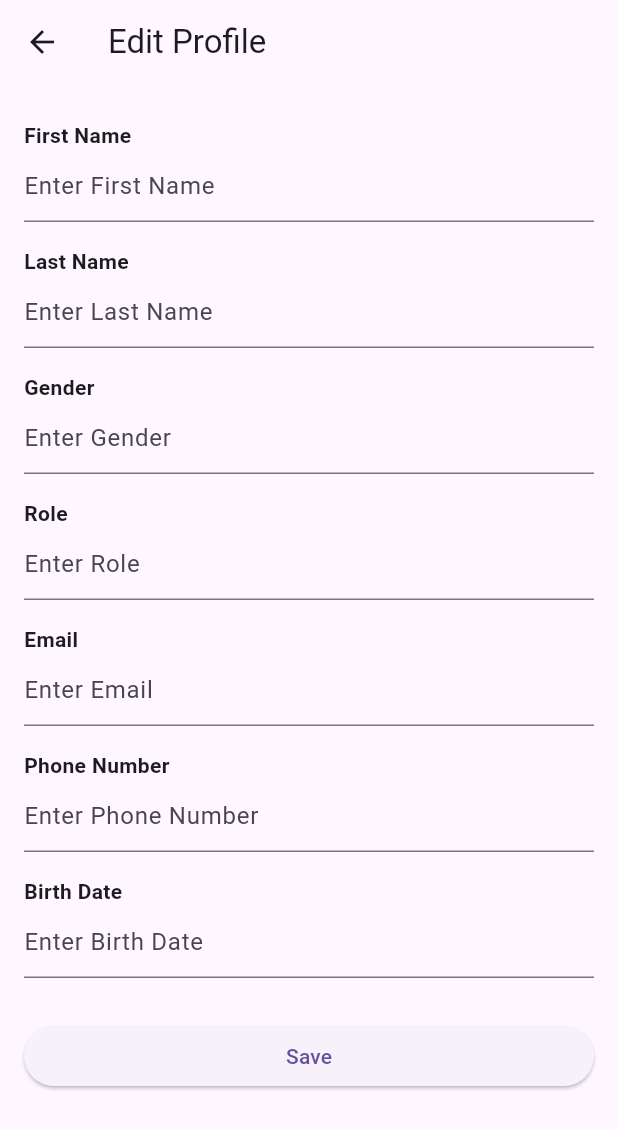
After one commit to alejandroacedomarin/bankitos_flutter, a Flutter app: the screen it shows after launch, item 4 of the bottom bar chosen, after a tap on the "edit" icon, on a phone screen of 412 x 824 dp. The commit adds this screen. Shown: the top 1129 px of the screen. Run offline on Flutter 3.47's test engine with Material 3 defaults, Android fonts, the phone set to English and light mode, and no system bars; our stand-ins replace dio, get, get_storage, iconsax; network calls fail.

Commit message:
Esqueleto del profile

```diff
--- a/lib/Models/UserModel.dart
+++ b/lib/Models/UserModel.dart
@@ -7,6 +7,21 @@ class User {
   final String email;
   final String phone_number;
   final String birth_date;
+  final String middle_name; // middle_name es opcional, por lo que lo definimos como String?
+  final List<String> places; // places es una lista de IDs, por lo que lo definimos como List<String>
+  final List<String> reviews; // reviews es una lista de IDs, por lo definimos como List<String>
+  final List<String> conversations; // conversations es una lista de IDs, por lo que lo definimos como List<String>
+  final double user_rating; // user_rating es un double
+  final String photo; // photo es una String
+  final String description; // description es una String
+  final String dni; // dni es una String
+  final String personality; // personality es una String
+  final String address; // address es una String
+  final List<String> housing_offered; // housing_offered es una lista de IDs, por lo que lo definimos como List<String>
+  final Map<String, String> emergency_contact; // emergency_contact es un mapa de full_name y telephone, por lo que lo definimos como Map<String, String>
+  final bool user_deactivated; // user_deactivated es un booleano
+  final DateTime creation_date; // creation_date es una fecha y hora
+  final DateTime modified_date; // modified_date es una fecha y hora
 
   User({
     required this.first_name,
@@ -17,10 +32,53 @@ class User {
     required this.email,
     required this.phone_number,
     required this.birth_date,
+    required this.middle_name,
+    required this.places,
+    required this.reviews,
+    required this.conversations,
+    required this.user_rating,
+    required this.photo,
+    required this.description,
+    required this.dni,
+    required this.personality,
+    required this.address,
+    required this.housing_offered,
+    required this.emergency_contact,
+    required this.user_deactivated,
+    required this.creation_date,
+    required this.modified_date,
   });
 
+  factory User.fromJson(Map<String, dynamic> json) {
+    return User(
+      first_name: json['first_name'],
+      last_name: json['last_name'],
+      gender: json['gender'],
+      role: json['role'],
+      password: json['password'],
+      email: json['email'],
+      phone_number: json['phone_number'],
+      birth_date: json['birth_date'],
+      middle_name: json['middle_name'] ?? '', // Si middle_name no está presente, establecemos una cadena vacía como valor predeterminado
+      places: List<String>.from(json['places'] ?? []), // Si places no está presente, establecemos una lista vacía como valor predeterminado
+      reviews: List<String>.from(json['reviews'] ?? []), // Si reviews no está presente, establecemos una lista vacía como valor predeterminado
+      conversations: List<String>.from(json['conversations'] ?? []), // Si conversations no está presente, establecemos una lista vacía como valor predeterminado
+      user_rating: json['user_rating'] ?? 0.0, // Si user_rating no está presente, establecemos 0.0 como valor predeterminado
+      photo: json['photo'] ?? '', // Si photo no está presente, establecemos una cadena vacía como valor predeterminado
+      description: json['description'] ?? '', // Si description no está presente, establecemos una cadena vacía como valor predeterminado
+      dni: json['dni'] ?? '', // Si dni no está presente, establecemos una cadena vacía como valor predeterminado
+      personality: json['personality'] ?? '', // Si personality no está presente, establecemos una cadena vacía como valor predeterminado
+      address: json['address'] ?? '', // Si address no está presente, establecemos una cadena vacía como valor predeterminado
+      housing_offered: List<String>.from(json['housing_offered'] ?? []), // Si housing_offered no está presente, establecemos una lista vacía como valor predeterminado
+      emergency_contact: Map<String, String>.from(json['emergency_contact'] ?? {}), // Si emergency_contact no está presente, establecemos un mapa vacío como valor predeterminado
+      user_deactivated: json['user_deactivated'] ?? false, // Si user_deactivated no está presente, establecemos false como valor predeterminado
+      creation_date: DateTime.parse(json['creation_date']), // Si creation_date no está presente, se lanzará una excepción ya que es obligatorio
+      modified_date: DateTime.parse(json['modified_date']), // Si modified_date no está presente, se lanzará una excepción ya que es obligatorio
+    );
+  }
+
   Map<String, dynamic> toJson() {
-    return {
+    return{
       'first_name': first_name,
       'last_name': last_name,
       'gender': gender,
@@ -29,6 +87,21 @@ class User {
       'email': email,
       'phone_number': phone_number,
       'birth_date': birth_date,
+      'middle_name': middle_name,
+      'places': places,
+      'reviews': reviews,
+      'conversations': conversations,
+      'user_rating': user_rating,
+      'photo': photo,
+      'description': description,
+      'dni': dni,
+      'personality': personality,
+      'address': address,
+      'housing_offered': housing_offered,
+      'emergency_contact': emergency_contact,
+      'user_deactivated': user_deactivated,
+      'creation_date': creation_date.toIso8601String(),
+      'modified_date': modified_date.toIso8601String(),
     };
   }
 }
--- /dev/null
+++ b/lib/Screens/EditProfile.dart
@@ -0,0 +1,85 @@
+import 'package:flutter/material.dart';
+import 'package:get/get.dart';
+import 'package:get_storage/get_storage.dart';
+import 'package:bankitos_flutter/Models/UserModel.dart';
+
+class EditProfileScreen extends StatefulWidget {
+  @override
+  _EditProfileScreenState createState() => _EditProfileScreenState();
+}
+
+class _EditProfileScreenState extends State<EditProfileScreen> {
+  final TextEditingController _firstNameController = TextEditingController();
+  final TextEditingController _lastNameController = TextEditingController();
+  final TextEditingController _genderController = TextEditingController();
+  final TextEditingController _roleController = TextEditingController();
+  final TextEditingController _emailController = TextEditingController();
+  final TextEditingController _phoneNumberController = TextEditingController();
+  final TextEditingController _birthDateController = TextEditingController();
+
+  @override
+  Widget build(BuildContext context) {
+    return Scaffold(
+      appBar: AppBar(
+        title: Text('Edit Profile'),
+      ),
+      body: Padding(
+        padding: const EdgeInsets.all(16.0),
+        child: ListView(
+          children: [
+            _buildEditableTextField('First Name', _firstNameController),
+            _buildEditableTextField('Last Name', _lastNameController),
+            _buildEditableTextField('Gender', _genderController),
+            _buildEditableTextField('Role', _roleController),
+            _buildEditableTextField('Email', _emailController),
+            _buildEditableTextField('Phone Number', _phoneNumberController),
+            _buildEditableTextField('Birth Date', _birthDateController),
+            SizedBox(height: 20.0),
+            ElevatedButton(
+              onPressed: () {
+                // Aquí guardas los cambios
+                _saveChanges();
+                Navigator.pop(context); // Regresas a la pantalla anterior
+              },
+              child: Text('Save'),
+            ),
+          ],
+        ),
+      ),
+    );
+  }
+
+  Widget _buildEditableTextField(String label, TextEditingController controller) {
+    return Padding(
+      padding: const EdgeInsets.symmetric(vertical: 8.0),
+      child: Column(
+        crossAxisAlignment: CrossAxisAlignment.start,
+        children: [
+          Text(
+            label,
+            style: TextStyle(fontWeight: FontWeight.bold),
+          ),
+          TextField(
+            controller: controller,
+            decoration: InputDecoration(
+              hintText: 'Enter $label',
+            ),
+          ),
+        ],
+      ),
+    );
+  }
+
+  void _saveChanges() {
+    // Aquí guardas los cambios realizados en los campos de texto
+    String firstName = _firstNameController.text;
+    String lastName = _lastNameController.text;
+    String gender = _genderController.text;
+    String role = _roleController.text;
+    String email = _emailController.text;
+    String phoneNumber = _phoneNumberController.text;
+    String birthDate = _birthDateController.text;
+
+    // Puedes enviar los nuevos datos a través de un método en el controlador o guardarlos en el almacenamiento local
+  }
+}
--- /dev/null
+++ b/lib/Screens/Profile.dart
@@ -0,0 +1,192 @@
+import 'package:flutter/material.dart';
+import 'package:get/get.dart';
+import 'package:get_storage/get_storage.dart';
+import 'package:bankitos_flutter/Models/UserModel.dart';
+import 'package:bankitos_flutter/Screens/EditProfile.dart';
+
+class UserProfileController extends GetxController {
+  final user = User(
+    first_name: 'John',
+    last_name: 'Doe',
+    gender: 'Male',
+    role: 'User',
+    password: 'password123',
+    email: 'john@example.com',
+    phone_number: '1234567890',
+    birth_date: '1990-01-01',
+    middle_name: '',
+    places: [],
+    reviews: [],
+    conversations: [],
+    user_rating: 0.0,
+    photo: '',
+    description: '',
+    dni: '',
+    personality: '',
+    address: '',
+    housing_offered: [],
+    emergency_contact: {},
+    user_deactivated: false,
+    creation_date: DateTime.now(),
+    modified_date: DateTime.now(),
+  ).obs;
+
+  void updateUser(User newUser) {
+    user(newUser);
+    GetStorage().write('user', newUser.toJson());
+  }
+}
+
+class UserProfileScreen extends StatelessWidget {
+  final UserProfileController controller = Get.put(UserProfileController());
+
+  @override
+  Widget build(BuildContext context) {
+    return Scaffold(
+      appBar: AppBar(
+        title: Text('Profile'),
+        actions: [
+          IconButton(
+            icon: Icon(Icons.edit),
+            onPressed: () {
+              // Abrir pantalla de edición
+              Get.to(EditProfileScreen());
+            },
+          ),
+        ],
+      ),
+      body: Padding(
+        padding: EdgeInsets.all(16.0),
+        child: ListView(
+          children: [
+            // Sección de información del perfil
+
+            Column(
+              mainAxisAlignment: MainAxisAlignment.center,
+              children: [
+                CircleAvatar(
+                  radius: 50.0,
+                  backgroundImage: NetworkImage(controller.user.value.photo), // Mostramos la imagen del usuario
+                ),
+                SizedBox(height: 10.0),
+                Text(
+                  '${controller.user.value.first_name} ${controller.user.value.last_name}',
+                  style: TextStyle(fontSize: 16.0),
+                  textAlign: TextAlign.center,
+                ),
+              ],
+            ),
+            SizedBox(height: 20.0),
+            Divider(), // Línea separadora
+            SizedBox(height: 20.0),
+            Column(
+              crossAxisAlignment: CrossAxisAlignment.start,
+              children: [
+                Text(
+                  'Profile Information',
+                  style: TextStyle(
+                    fontSize: 18.0,
+                    fontWeight: FontWeight.bold,
+                  ),
+                ),
+                SizedBox(height: 20.0),
+                // Bloque de Profile Information
+                _buildProfileInformation('First Name', controller.user.value.first_name),
+                _buildProfileInformation('Middle Name', controller.user.value.middle_name),
+                _buildProfileInformation('Last Name', controller.user.value.last_name),
+              ],
+            ),
+            // Botón de editar
+
+            SizedBox(height: 20.0),
+            Divider(), // Línea separadora
+            SizedBox(height: 20.0),
+            Column(
+              crossAxisAlignment: CrossAxisAlignment.start,
+              children: [
+                Text(
+                  'Personal Information',
+                  style: TextStyle(
+                    fontSize: 18.0,
+                    fontWeight: FontWeight.bold,
+                  ),
+                ),
+                SizedBox(height: 20.0),
+                // Campos de texto para la información personal
+                _buildPersonalInformation('Gender', controller.user.value.gender),
+                _buildPersonalInformation('Role', controller.user.value.role),
+                _buildPersonalInformation('Email', controller.user.value.email),
+                _buildPersonalInformation('Phone Number', controller.user.value.phone_number),
+                _buildPersonalInformation('Birth Date', controller.user.value.birth_date),
+                _buildPasswordField('Password', controller.user.value.password),
+              ],
+            ),
+            SizedBox(height: 20.0),
+          ],
+        ),
+      ),
+    );
+  }
+
+  // Métodos de construcción de bloques de información
+  Widget _buildProfileInformation(String label, String value) {
+    return Row(
+      crossAxisAlignment: CrossAxisAlignment.start,
+      children: [
+        Text(
+          '$label:',
+          style: TextStyle(fontWeight: FontWeight.bold),
+        ),
+        SizedBox(width: 10.0), // Espacio entre el label y el valor
+        Expanded(
+          child: Text(
+            value,
+            overflow: TextOverflow.ellipsis, // Ajusta el texto si es demasiado largo
+          ),
+        ),
+        SizedBox(height: 10.0),
+      ],
+    );
+  }
+
+  Widget _buildPersonalInformation(String label, String value) {
+    return Row(
+      crossAxisAlignment: CrossAxisAlignment.start,
+      children: [
+        Text(
+          '$label:',
+          style: TextStyle(fontWeight: FontWeight.bold),
+        ),
+        SizedBox(width: 10.0), // Espacio entre el label y el valor
+        Expanded(
+          child: Text(
+            value,
+            overflow: TextOverflow.ellipsis, // Ajusta el texto si es demasiado largo
+          ),
+        ),
+        SizedBox(height: 20.0),
+      ],
+    );
+  }
+
+  Widget _buildPasswordField(String label, String value) {
+    return Row(
+      crossAxisAlignment: CrossAxisAlignment.start,
+      children: [
+        Text(
+          '$label:',
+          style: TextStyle(fontWeight: FontWeight.bold),
+        ),
+        SizedBox(width: 10.0), // Espacio entre el label y el valor
+        Expanded(
+          child: Text(
+            '${'*' * value.length}',
+            overflow: TextOverflow.ellipsis, // Ajusta el texto si es demasiado largo
+            style: TextStyle(fontFamily: 'Courier'),
+          ),
+        ),
+        SizedBox(height: 20.0),
+      ],
+    );
+  }
+}
--- a/lib/Widgets/NavBar.dart
+++ b/lib/Widgets/NavBar.dart
@@ -1,7 +1,7 @@
 import 'package:flutter/material.dart';
 import 'package:get/get.dart';
 import 'package:iconsax/iconsax.dart';
-
+import 'package:bankitos_flutter/Screens/Profile.dart';
 
 class NavigationMenu extends StatelessWidget {
   const NavigationMenu({super.key});
@@ -46,6 +46,6 @@ class NavigationController extends GetxController{
 
   final Rx<int> selectedIndex = 0.obs;
 
-  final screens = [Container(color: Colors.green), Container(color: Colors.purple), Container (color: Colors.orange)];
+  final screens = [Container(color: Colors.green), Container(color: Colors.purple), Container (color: Colors.orange), UserProfileScreen()];
 
 }
--- a/lib/main.dart
+++ b/lib/main.dart
@@ -1,8 +1,11 @@
 import 'package:bankitos_flutter/Screens/login_screen.dart';
 import 'package:flutter/material.dart';
+import 'package:get/get.dart';
 import 'package:bankitos_flutter/Widgets/NavBar.dart';
+import 'package:bankitos_flutter/Screens/EditProfile.dart';
 
 void main() {
+
   runApp(const MyApp());
 }
 
@@ -12,8 +15,13 @@ class MyApp extends StatelessWidget {
   // This widget is the root of your application.
   @override
   Widget build(BuildContext context) {
-    return MaterialApp(
-       home: LoginScreen(),
+    return GetMaterialApp(
+      /* routes: {
+        //'/profile': (context) => UserProfileScreen(),
+        //'/edit_profile': (context) => EditProfileScreen(),
+      }, */
+
+       home: NavigationMenu(),
     );
   }
 }
```
